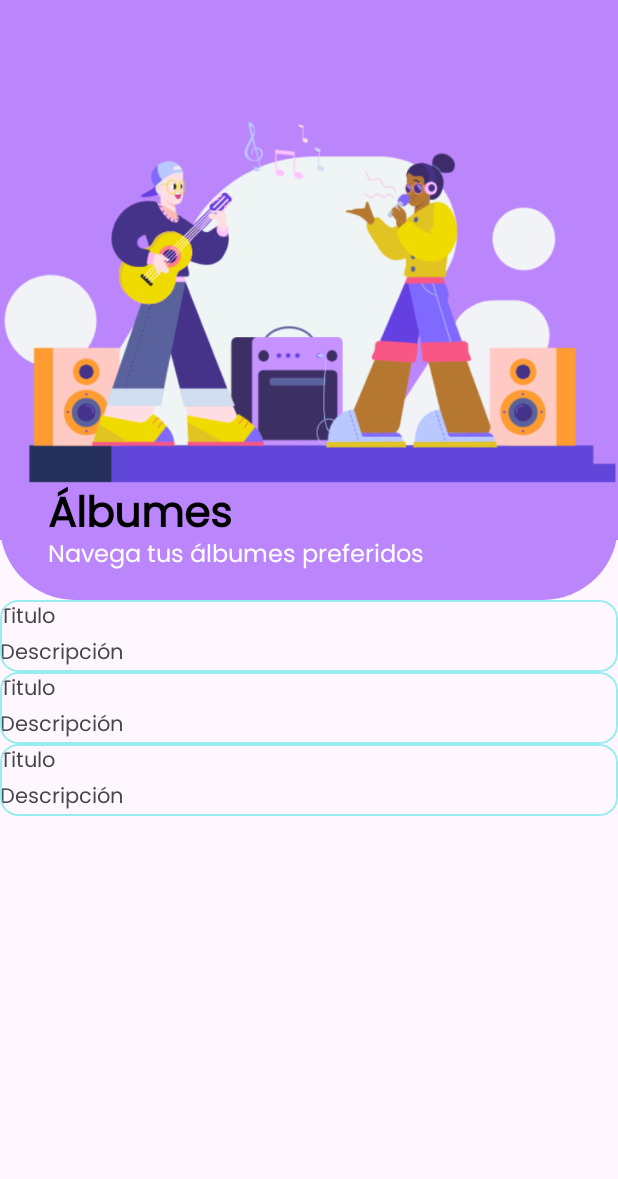
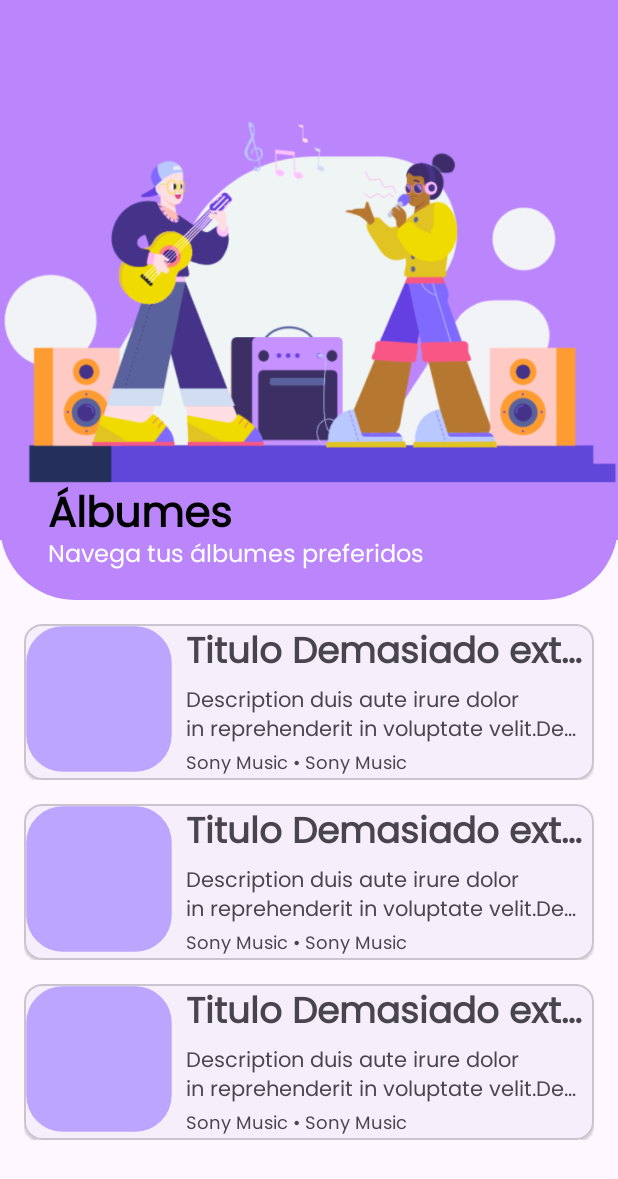
Before and after one commit to MISO-projects/VinilosApp, an Android app: the layout fragment_album.xml on its own in the app's theme, with its tools: preview values and no code run, on a phone screen of 412 x 824 dp. Shown: the top 1179 px of the screen. Run offline under Robolectric (Android 15) with nearby library versions, the phone set to English and light mode, and no system bars.

Commit message:
Feature/hu01 vista lista albumes (#47)
* Actualizar vista de lista de albumes

* Agregar tests e2e para lista de albumes

```diff
--- a/app/src/main/java/com/miso/vinilosapp/ui/adapters/AlbumsAdapter.kt
+++ b/app/src/main/java/com/miso/vinilosapp/ui/adapters/AlbumsAdapter.kt
@@ -6,6 +6,7 @@ import androidx.annotation.LayoutRes
 import androidx.databinding.DataBindingUtil
 import androidx.navigation.findNavController
 import androidx.recyclerview.widget.RecyclerView
+import com.bumptech.glide.Glide
 import com.miso.vinilosapp.R
 import com.miso.vinilosapp.databinding.AlbumItemBinding
 import com.miso.vinilosapp.data.models.Album
@@ -33,6 +34,11 @@ class AlbumsAdapter : RecyclerView.Adapter<AlbumsAdapter.AlbumViewHolder>() {
         holder.viewDataBinding.also {
             it.album = albums[position]
         }
+        Glide.with(holder.viewDataBinding.root.context)
+            .load(albums[position].cover)
+            .placeholder(R.drawable.img_the_band_party)
+            .error(R.drawable.img_the_band_party)
+            .into(holder.viewDataBinding.imageViewAlbum)
         holder.viewDataBinding.root.setOnClickListener {
             val action =
                 AlbumFragmentDirections.actionAlbumFragmentToAlbumDetailFragment(albums[position].albumId)
--- a/app/src/main/res/layout/album_item.xml
+++ b/app/src/main/res/layout/album_item.xml
@@ -9,7 +9,11 @@
 
     <androidx.constraintlayout.widget.ConstraintLayout
         android:layout_width="match_parent"
-        android:layout_height="wrap_content">
+        android:layout_height="wrap_content"
+        android:layout_marginEnd="16dp"
+        android:layout_marginStart="16dp"
+        android:layout_marginTop="16dp"
+        >
 
         <com.google.android.material.card.MaterialCardView
             android:layout_width="match_parent"
@@ -18,27 +22,59 @@
             app:layout_constraintEnd_toEndOf="parent"
             app:layout_constraintStart_toStartOf="parent"
             app:layout_constraintTop_toTopOf="parent"
-            app:strokeColor="@color/stroke_color"
-            app:strokeWidth="1dp">
+            app:cardElevation="1dp">
 
             <LinearLayout
                 android:layout_width="match_parent"
-                android:layout_height="match_parent"
+                android:layout_height="wrap_content"
+                android:orientation="horizontal">
+
+                <ImageView
+                    android:id="@+id/imageView_album"
+                    android:layout_width="100dp"
+                    android:layout_height="100dp"
+                    android:contentDescription="@string/album_cover"
+                    android:scaleType="fitXY"
+                    tools:src="@drawable/ic_launcher_background" />
+
+                <LinearLayout
+                    android:layout_width="match_parent"
+                    android:layout_height="wrap_content"
+                    android:paddingStart="8dp"
+                    android:paddingEnd="8dp"
                     android:orientation="vertical">
 
                     <TextView
-                    android:id="@+id/textView6"
+                        android:id="@+id/textView_album_name"
                         android:layout_width="match_parent"
                         android:layout_height="wrap_content"
+                        android:ellipsize="end"
+                        android:singleLine="true"
                         android:text="@{album.name}"
-                    tools:text="Titulo"/>
+                        android:textSize="24sp"
+                        android:textStyle="bold"
+                        app:layout_constraintStart_toEndOf="@+id/imageView_album"
+                        tools:text="Titulo Demasiado extendido como " />
+
                     <TextView
-                    android:id="@+id/textView5"
+                        android:id="@+id/textView_album_description"
                         android:layout_width="match_parent"
                         android:layout_height="wrap_content"
+                        android:maxLines="2"
+                        android:ellipsize="end"
                         android:text="@{album.description}"
-                    tools:text="Descripción"/>
+                        tools:text="Description duis aute irure dolor in reprehenderit in voluptate velit.Description duis aute irure dolor in reprehenderit in voluptate velit." />
 
+                    <TextView
+                        android:id="@+id/textView_album_label"
+                        android:layout_width="match_parent"
+                        android:layout_height="wrap_content"
+                        android:text='@{album.recordLabel + " • " + album.genre}'
+                        android:textSize="12sp"
+                        tools:text="Sony Music • Sony Music" />
+
+
+                </LinearLayout>
             </LinearLayout>
         </com.google.android.material.card.MaterialCardView>
     </androidx.constraintlayout.widget.ConstraintLayout>
--- a/app/src/main/res/layout/fragment_album.xml
+++ b/app/src/main/res/layout/fragment_album.xml
@@ -43,7 +43,7 @@
                 android:layout_width="wrap_content"
                 android:layout_height="wrap_content"
                 android:layout_gravity="bottom|start"
-                android:text="Álbumes"
+                android:text="@string/collapsing_toolbar_album_title"
                 android:textColor="@color/black"
                 android:layout_marginStart="32dp"
                 android:layout_marginEnd="24dp"
@@ -60,7 +60,7 @@
                 android:layout_marginEnd="32dp"
                 android:layout_marginBottom="16dp"
                 android:layout_gravity="bottom|start"
-                android:text="Navega tus álbumes preferidos"
+                android:text="@string/collapsing_toolbar_album_subtitle"
                 android:textColor="@color/white"
                 android:textSize="16sp"
                 app:layout_collapseMode="parallax"/>
--- a/app/src/main/res/layout/item_card_album.xml
+++ b/app/src/main/res/layout/item_card_album.xml
@@ -36,6 +36,8 @@
                 android:layout_marginTop="8dp"
                 android:layout_marginStart="8dp"
                 android:layout_marginEnd="8dp"
+                android:ellipsize="end"
+                android:singleLine="true"
                 android:text="@{album.name}"
                 android:textSize="18sp"
                 android:textStyle="bold"
--- a/app/src/main/res/values/strings.xml
+++ b/app/src/main/res/values/strings.xml
@@ -19,4 +19,7 @@
     <string name="title_collectors">Coleccionistas</string>
     <string name="title_comments">Comentarios del álbum</string>
     <string name="copy_greetings">Hola, Miso</string>
+    <string name="album_cover">Cover del Album</string>
+    <string name="collapsing_toolbar_album_title">Álbumes</string>
+    <string name="collapsing_toolbar_album_subtitle">Navega tus álbumes preferidos</string>
 </resources>
```
Also changed, not shown: 1 other file. Lines whose indentation alone changed are shown as unchanged.
